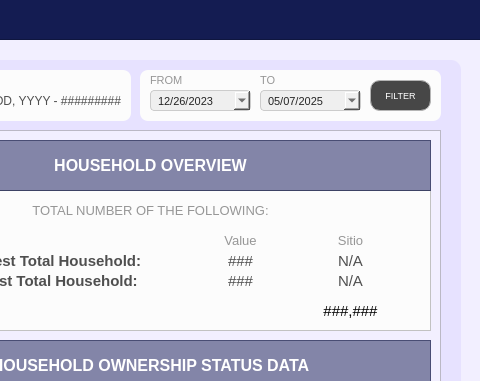
Qt form Resources/UIs/MainPages/StatisticPages/household.ui (Yohhannn/Barangay-Records-Statistics-System) before a commit; both pictures show x 870 to 1350 and y 0 to 381 of the 1350 by 850 pixel window.
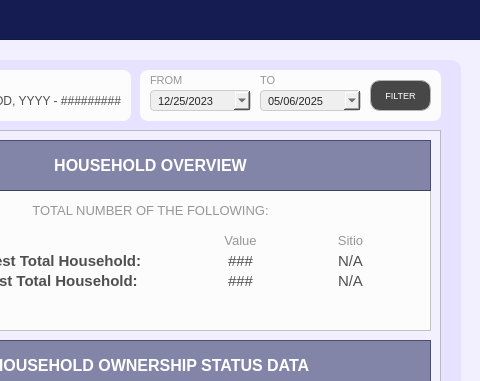
The same form after that commit. Icons and pictures are not drawn.

Commit message: text-removed

What changed in the file:
```diff
--- a/Resources/UIs/MainPages/StatisticPages/household.ui
+++ b/Resources/UIs/MainPages/StatisticPages/household.ui
@@ -568,36 +568,6 @@
        <set>Qt::AlignmentFlag::AlignCenter</set>
       </property>
      </widget>
-     <widget class="QLabel" name="total_deceased_2">
-      <property name="geometry">
-       <rect>
-        <x>420</x>
-        <y>110</y>
-        <width>121</width>
-        <height>21</height>
-       </rect>
-      </property>
-      <property name="font">
-       <font>
-        <family>Arial</family>
-        <pointsize>11</pointsize>
-        <bold>false</bold>
-       </font>
-      </property>
-      <property name="styleSheet">
-       <string notr="true">#total_deceased {
-	background-color: transparent;
-	color: #4f4f4f;
-}
-</string>
-      </property>
-      <property name="text">
-       <string>###,###</string>
-      </property>
-      <property name="alignment">
-       <set>Qt::AlignmentFlag::AlignCenter</set>
-      </property>
-     </widget>
      <widget class="QLabel" name="label_desc_edlev_4">
       <property name="geometry">
        <rect>
@@ -1619,7 +1589,7 @@
        <second>0</second>
        <year>2023</year>
        <month>12</month>
-       <day>26</day>
+       <day>25</day>
       </datetime>
      </property>
      <property name="displayFormat">
@@ -1667,7 +1637,7 @@
        <second>0</second>
        <year>2025</year>
        <month>5</month>
-       <day>7</day>
+       <day>6</day>
       </datetime>
      </property>
      <property name="displayFormat">
```
